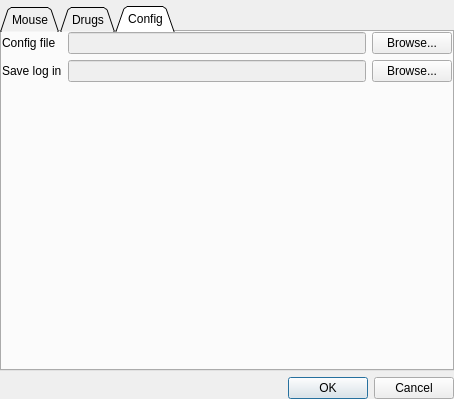
Above: GUI/StartScreen.ui from MarinManuel/PhysioMonitor before the change. Below: the same form after it.
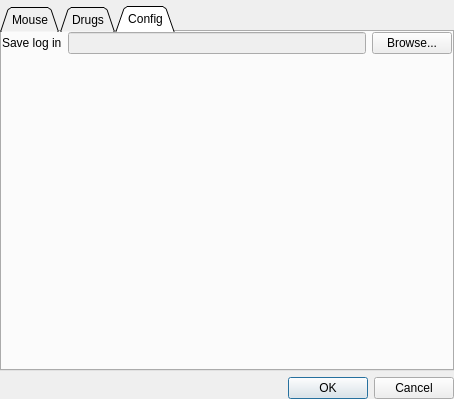
That is the form after the change. The open tabs and pages were chosen to show the change.

```diff
--- a/GUI/StartScreen.ui
+++ b/GUI/StartScreen.ui
@@ -314,49 +314,14 @@
          </property>
          <item>
           <layout class="QGridLayout" name="gridLayout">
-           <item row="1" column="0">
+           <item row="0" column="0">
             <widget class="QLabel" name="label_8">
              <property name="text">
               <string>Save log in</string>
              </property>
             </widget>
            </item>
-           <item row="0" column="0">
-            <widget class="QLabel" name="label_7">
-             <property name="text">
-              <string>Config file</string>
-             </property>
-            </widget>
-           </item>
-           <item row="0" column="1">
-            <widget class="QLineEdit" name="configPathLineEdit">
-             <property name="enabled">
-              <bool>false</bool>
-             </property>
-            </widget>
-           </item>
-           <item row="0" column="2">
-            <widget class="QPushButton" name="configPathBrowseButton">
-             <property name="text">
-              <string>Browse...</string>
-             </property>
-            </widget>
-           </item>
-           <item row="1" column="2">
-            <widget class="QPushButton" name="savePathBrowseButton">
-             <property name="text">
-              <string>Browse...</string>
-             </property>
-            </widget>
-           </item>
-           <item row="1" column="1">
-            <widget class="QLineEdit" name="savePathLineEdit">
-             <property name="enabled">
-              <bool>false</bool>
-             </property>
-            </widget>
-           </item>
-           <item row="2" column="0">
+           <item row="1" column="0">
             <spacer name="verticalSpacer">
              <property name="orientation">
               <enum>Qt::Vertical</enum>
@@ -369,6 +334,20 @@
              </property>
             </spacer>
            </item>
+           <item row="0" column="1">
+            <widget class="QLineEdit" name="savePathLineEdit">
+             <property name="enabled">
+              <bool>false</bool>
+             </property>
+            </widget>
+           </item>
+           <item row="0" column="2">
+            <widget class="QPushButton" name="savePathBrowseButton">
+             <property name="text">
+              <string>Browse...</string>
+             </property>
+            </widget>
+           </item>
           </layout>
          </item>
         </layout>
```
Left out of the diff: 2 changed lines with no effect on the pictures.
